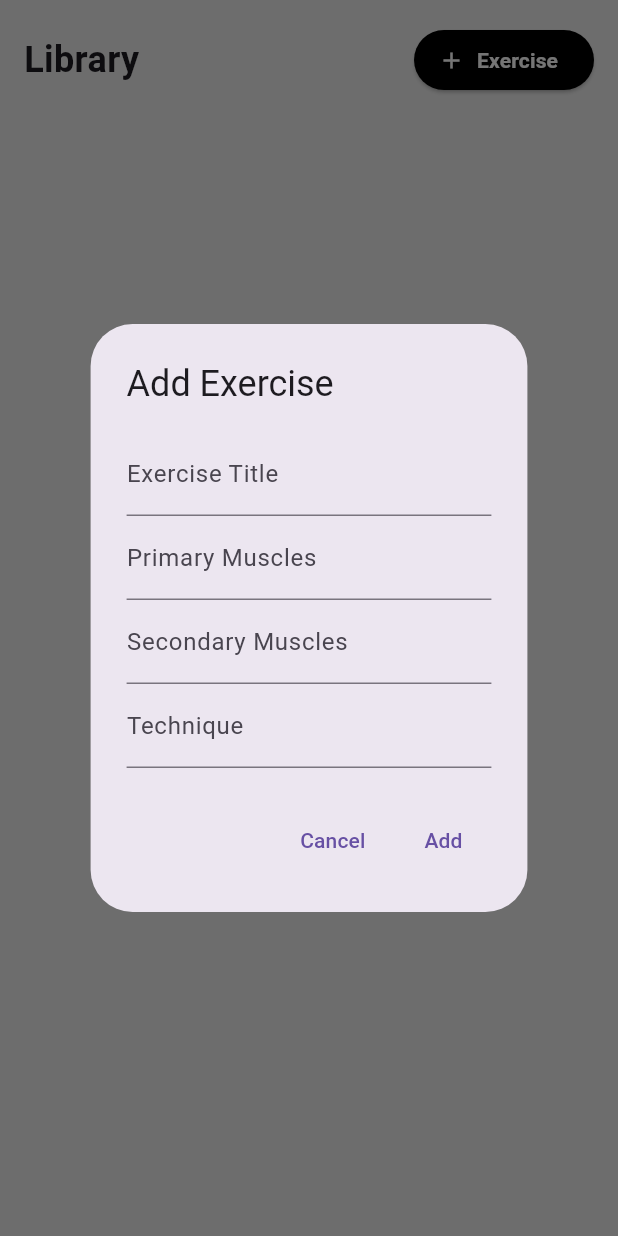
After one commit to YogeshSeeni/Palestra, a Flutter app: the ExercisesPage screen opened directly, after a tap on "Exercise", on a phone screen of 412 x 824 dp. The commit adds this screen. Run offline on Flutter 3.47's test engine with Material 3 defaults, Android fonts, the light colour scheme and no system bars; our stand-ins replace cloud_firestore, dash_chat_2, firebase_auth, firebase_core, fl_chart, flutter_gemini and 2 more; accounts and stored records are empty.

Commit message:
Added front-end function to add exercises

```diff
--- /dev/null
+++ b/lib/components/add_exercise_dialog.dart
@@ -0,0 +1,64 @@
+import 'package:flutter/material.dart';
+import '../models/exercise.dart';
+
+class AddExerciseDialog extends StatelessWidget {
+  final Function(ExerciseInfo) onAdd;
+
+  const AddExerciseDialog({required this.onAdd, Key? key}) : super(key: key);
+
+  @override
+  Widget build(BuildContext context) {
+    final TextEditingController titleController = TextEditingController();
+    final TextEditingController primaryMusclesController = TextEditingController();
+    final TextEditingController secondaryMusclesController = TextEditingController();
+    final TextEditingController techniqueController = TextEditingController();
+
+    return AlertDialog(
+      title: const Text('Add Exercise'),
+      content: SingleChildScrollView(
+        child: Column(
+          mainAxisSize: MainAxisSize.min,
+          children: [
+            TextField(
+              controller: titleController,
+              decoration: const InputDecoration(labelText: 'Exercise Title', hintText: 'Bench Press'),
+            ),
+            TextField(
+              controller: primaryMusclesController,
+              decoration: const InputDecoration(labelText: 'Primary Muscles', hintText: 'Pectoralis Major, Triceps Brachii'),
+            ),
+            TextField(
+              controller: secondaryMusclesController,
+              decoration: const InputDecoration(labelText: 'Secondary Muscles', hintText: 'Biceps Brachii, Latissimus Dorsi'),
+            ),
+            TextField(
+              controller: techniqueController,
+              decoration: const InputDecoration(labelText: 'Technique', hintText: 'Lie flat on a bench...'),
+            ),
+          ],
+        ),
+      ),
+      actions: [
+        TextButton(
+          onPressed: () {
+            Navigator.of(context).pop();
+          },
+          child: const Text('Cancel'),
+        ),
+        TextButton(
+          onPressed: () {
+            final newExercise = ExerciseInfo(
+              title: titleController.text,
+              primaryMuscles: primaryMusclesController.text.split(',').map((s) => s.trim()).toList(),
+              secondaryMuscles: secondaryMusclesController.text.split(',').map((s) => s.trim()).toList(),
+              technique: techniqueController.text,
+            );
+            onAdd(newExercise);
+            Navigator.of(context).pop();
+          },
+          child: const Text('Add'),
+        ),
+      ],
+    );
+  }
+}
--- a/lib/components/exercise_info_dialog.dart
+++ b/lib/components/exercise_info_dialog.dart
@@ -25,8 +25,6 @@ class ExerciseInfoDialog extends StatelessWidget {
                 ),
               ),
               const SizedBox(height: 16),
-              Text('Description: ${exercise.description}'),
-              const SizedBox(height: 10),
               Text('Primary Muscles: ${exercise.primaryMuscles.join(', ')}'),
               const SizedBox(height: 10),
               Text('Secondary Muscles: ${exercise.secondaryMuscles.join(', ')}'),
--- a/lib/pages/exercises_page.dart
+++ b/lib/pages/exercises_page.dart
@@ -2,19 +2,41 @@ import 'package:Palestra/services/exercise_firestore.dart';
 import 'package:cloud_firestore/cloud_firestore.dart';
 import 'package:flutter/material.dart';
 import 'package:Palestra/components/exercise_info_dialog.dart';
+import 'package:Palestra/components/add_exercise_dialog.dart';
 import '../models/exercise.dart';
 
-class ExercisesPage extends StatelessWidget {
-  // Exercise Firestore reference
+class ExercisesPage extends StatefulWidget {
+  const ExercisesPage({super.key});
+
+  @override
+  _ExercisesPageState createState() => _ExercisesPageState();
+}
+
+class _ExercisesPageState extends State<ExercisesPage> {
   final ExerciseFirestore exerciseFirestore = ExerciseFirestore();
-
-  ExercisesPage({super.key});
 
   void _showExerciseInfo(BuildContext context, ExerciseInfo exercise) {
     showDialog(
       context: context,
       builder: (BuildContext context) {
         return ExerciseInfoDialog(exercise: exercise);
+      },
+    );
+  }
+
+  void _showAddExerciseDialog() {
+    // Implement the logic to show a dialog for adding an exercise
+    showDialog(
+      context: context,
+      builder: (BuildContext context) {
+        return AddExerciseDialog(
+          onAdd: (ExerciseInfo newExercise) {
+            setState(() {
+              // Add the new exercise to Firestore or the local list
+              exerciseFirestore.addExercise(newExercise);
+            });
+          },
+        );
       },
     );
   }
@@ -33,15 +55,29 @@ class ExercisesPage extends StatelessWidget {
               children: [
                 Padding(
                   padding: const EdgeInsets.all(16.0),
-                  child: Container(
-                    alignment: Alignment.centerLeft,
-                    child: const Text(
-                      "Exercise Library",
-                      style: TextStyle(
-                        fontSize: 28,
-                        fontWeight: FontWeight.bold,
+                  child: Row(
+                    mainAxisAlignment: MainAxisAlignment.spaceBetween,
+                    crossAxisAlignment: CrossAxisAlignment.center,
+                    children: [
+                      const Text(
+                        "Library",
+                        style: TextStyle(
+                          fontSize: 24,
+                          fontWeight: FontWeight.bold,
+                        ),
                       ),
-                    ),
+                      ElevatedButton.icon(
+                        icon: const Icon(Icons.add, color: Colors.white),
+                        label: const Text(
+                          'Exercise',
+                          style: TextStyle(
+                              color: Colors.white, fontWeight: FontWeight.bold),
+                        ),
+                        style: ElevatedButton.styleFrom(
+                            backgroundColor: Colors.black),
+                        onPressed: _showAddExerciseDialog,
+                      ),
+                    ],
                   ),
                 ),
                 Expanded(
@@ -50,10 +86,10 @@ class ExercisesPage extends StatelessWidget {
                     itemBuilder: (context, index) {
                       // Get each individual exercise doc
                       DocumentSnapshot document = exerciseList[index];
-                      String docID = document.id;
 
                       // Get exercise from doc
-                      ExerciseInfo exercise = ExerciseInfo.fromJson(document.data() as Map<String, dynamic>);
+                      ExerciseInfo exercise = ExerciseInfo.fromJson(
+                          document.data() as Map<String, dynamic>);
 
                       return ListTile(
                         title: Text(
```
Also changed, not shown: lib/components/app/exercise_info_dialog.dart (deleted, +0 -41 lines), lib/components/app/exercise_list_dialog.dart (deleted, +0 -79 lines), lib/components/app/exercise_tile.dart (deleted, +0 -180 lines), lib/components/login/my_button.dart (deleted, +0 -33 lines), lib/components/login/my_textfield.dart (deleted, +0 -36 lines), lib/components/login/square_tile.dart (deleted, +0 -24 lines), lib/models/exercise.dart (+7 -14 lines), lib/pages/ai_page.dart (+25 -2 lines). Lines whose indentation alone changed are shown as unchanged.
